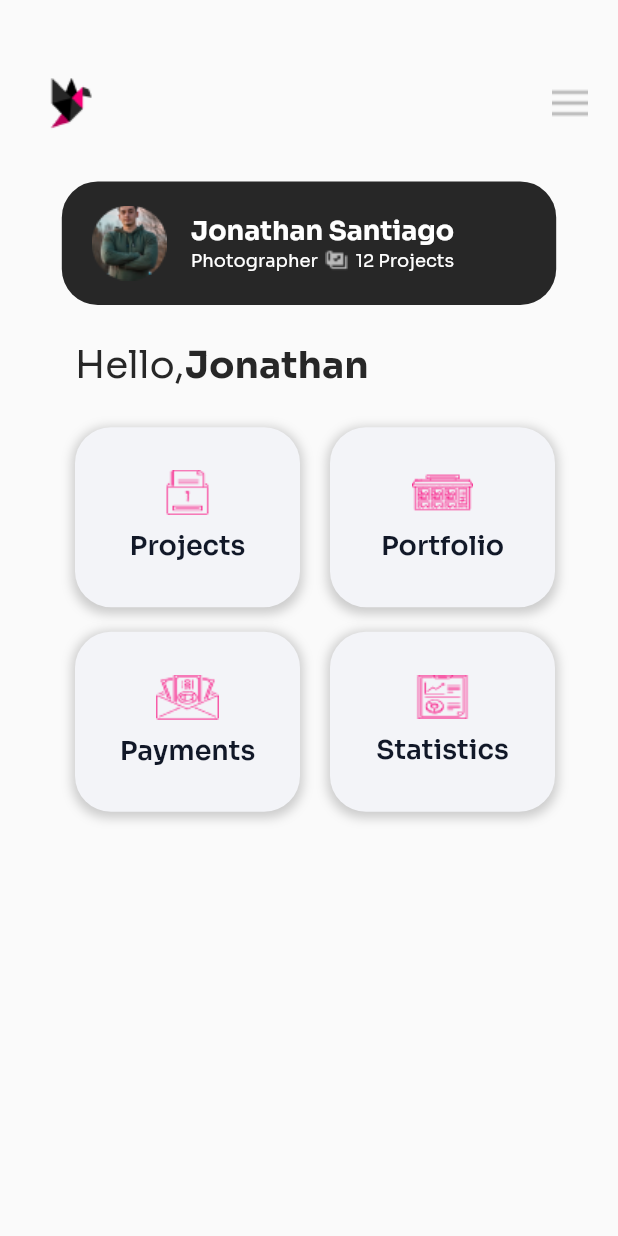
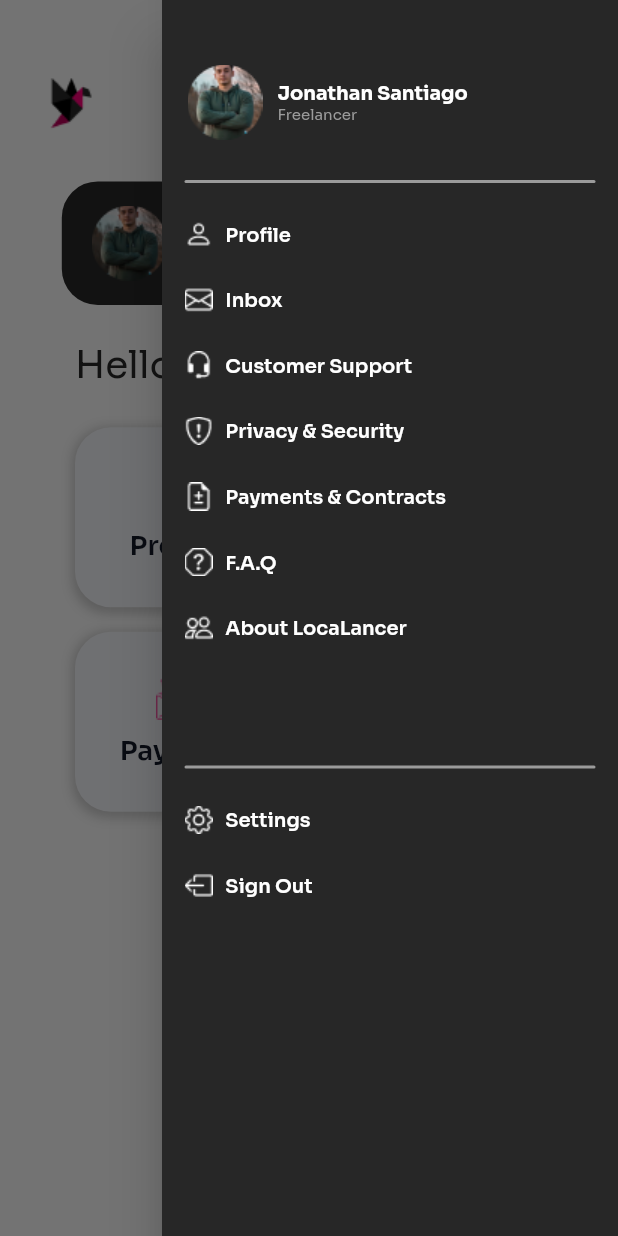
Before and after one commit to Izkumberdu/localancer, a Flutter app: the screen it shows after launch, with the side drawer open (before the commit the screen has no drawer), on a phone screen of 412 x 824 dp. Run offline on Flutter 3.47's test engine with Material 2 defaults, Android fonts, the phone set to English and light mode, and no system bars; our stand-ins replace dotted_border, google_fonts.

Commit message:
added sidebar

```diff
--- a/lib/Screens/Freelancer/FLhomescreen.dart
+++ b/lib/Screens/Freelancer/FLhomescreen.dart
@@ -3,6 +3,7 @@
 import 'package:flutter/material.dart';
 import 'package:localancer/app_styles.dart';
 import 'package:localancer/models/freelancerUsers.dart';
+import 'package:localancer/sidebar.dart';
 import 'package:localancer/size_config.dart';
 
 class FLhomescreen extends StatefulWidget {
@@ -13,6 +14,7 @@ class FLhomescreen extends StatefulWidget {
 }
 
 class _FLhomescreenState extends State<FLhomescreen> {
+  final GlobalKey<ScaffoldState> _scaffoldKey = GlobalKey<ScaffoldState>();
   FreelancerUser jonathan = FreelancerUser.Freelancers[0];
 
   @override
@@ -20,6 +22,8 @@ class _FLhomescreenState extends State<FLhomescreen> {
     SizeConfig sizeConfig = SizeConfig();
     sizeConfig.init(context);
     return Scaffold(
+      key: _scaffoldKey,
+      endDrawer: Sidebar(),
       body: Padding(
         padding: EdgeInsets.symmetric(horizontal: 20),
         child: SingleChildScrollView(
@@ -37,9 +41,16 @@ class _FLhomescreenState extends State<FLhomescreen> {
                       image: AssetImage('assets/small-logo-heading.png'),
                     ),
                   ),
-                  Container(
-                    child: Image(image: AssetImage('assets/setting.png')),
-                  ),
+                  GestureDetector(
+                    onTap: () {
+                      _scaffoldKey.currentState?.openEndDrawer();
+                    },
+                    child: Container(
+                      child: Image(
+                        image: AssetImage('assets/setting.png'),
+                      ),
+                    ),
+                  )
                 ],
               ),
               SizedBox(
--- a/lib/app_styles.dart
+++ b/lib/app_styles.dart
@@ -10,6 +10,7 @@ const Color kDarkBlue = Color(0xFF111828);
 const Color kGrey = Color(0xFF666666);
 const Color kDarkGrey = Color(0xFF8D8D8D);
 const Color kDarkerGrey = Color(0xFF454545);
+const Color kAsh = Color(0xFF9B9B9B);
 const Color kLightBlack = Color(0xFF272727);
 const Color kGreen = Color(0xFF36C07E);
 
--- a/lib/main.dart
+++ b/lib/main.dart
@@ -27,7 +27,7 @@ class _MyWidgetState extends State<LocalancerApp> {
 
   @override
   Widget build(BuildContext context) {
-    return const MaterialApp(
+    return MaterialApp(
       home: Scaffold(backgroundColor: Color(0xFFFCFCFC), body: FLhomescreen()),
     );
   }
--- a/lib/models/freelancerUsers.dart
+++ b/lib/models/freelancerUsers.dart
@@ -4,6 +4,7 @@ class FreelancerUser {
   String fullAddress;
   String profession;
   String professionType;
+  String type;
   String firstName;
   String lastName;
   String fullName;
@@ -16,6 +17,7 @@ class FreelancerUser {
   FreelancerUser({
     this.region = '',
     this.city = '',
+    this.type = '',
     this.fullAddress = '',
     this.profession = '',
     this.professionType = '',
@@ -36,6 +38,7 @@ class FreelancerUser {
       professionType: 'Wedding Photographer',
       city: 'Cebu City',
       fullAddress: 'Cebu City, Basak San Nicolas',
+      type: 'Freelancer',
       firstName: 'Jonathan',
       lastName: 'Santiago',
       fullName: 'Jonathan Santiago',
--- /dev/null
+++ b/lib/sidebar.dart
@@ -0,0 +1,232 @@
+import 'package:flutter/material.dart';
+import 'package:localancer/app_styles.dart';
+import 'package:localancer/models/freelancerUsers.dart';
+import 'package:localancer/size_config.dart';
+
+class Sidebar extends StatefulWidget {
+  const Sidebar({super.key});
+
+  @override
+  State<Sidebar> createState() => _SidebarState();
+}
+
+class _SidebarState extends State<Sidebar> {
+  FreelancerUser jonathan = FreelancerUser.Freelancers[0];
+  @override
+  Widget build(BuildContext context) {
+    SizeConfig sizeConfig = SizeConfig();
+    sizeConfig.init(context);
+    return Drawer(
+      child: Container(
+        decoration: BoxDecoration(
+          color: kLightBlack,
+        ),
+        child: Padding(
+          padding: EdgeInsets.symmetric(
+              horizontal: 15, vertical: SizeConfig.blockSizeVertical! * 5),
+          child: Column(
+            children: [
+              Row(
+                children: [
+                  const SizedBox(
+                    height: 40,
+                  ),
+                  Container(
+                    height: 54,
+                    width: 54,
+                    decoration: BoxDecoration(
+                        borderRadius: BorderRadius.circular(12),
+                        image: DecorationImage(
+                            image: AssetImage(jonathan.profilePicture))),
+                  ),
+                  const SizedBox(
+                    width: 8,
+                  ),
+                  Column(
+                    crossAxisAlignment: CrossAxisAlignment.start,
+                    children: [
+                      Text(
+                        jonathan.fullName,
+                        style: SoraBold.copyWith(
+                            fontSize: 13, color: Colors.white),
+                      ),
+                      Text(
+                        jonathan.type,
+                        style: SoraRegular.copyWith(fontSize: 10, color: kAsh),
+                      ),
+                    ],
+                  )
+                ],
+              ),
+              SizedBox(
+                height: SizeConfig.blockSizeVertical! * 3,
+              ),
+              Container(
+                height: 2,
+                width: SizeConfig.blockSizeHorizontal! * 80,
+                decoration: BoxDecoration(
+                    borderRadius: BorderRadius.circular(10), color: kAsh),
+              ),
+              SizedBox(
+                height: SizeConfig.blockSizeVertical! * 3,
+              ),
+              Row(
+                children: [
+                  Image(image: AssetImage('assets/profile.png')),
+                  SizedBox(
+                    width: SizeConfig.blockSizeHorizontal! * 2,
+                  ),
+                  Text(
+                    'Profile',
+                    style: SoraSemiBold.copyWith(
+                        fontSize: 13, color: Colors.white),
+                  )
+                ],
+              ),
+              SizedBox(
+                height: SizeConfig.blockSizeVertical! * 3,
+              ),
+              Row(
+                children: [
+                  Image(image: AssetImage('assets/inbox.png')),
+                  SizedBox(
+                    width: SizeConfig.blockSizeHorizontal! * 2,
+                  ),
+                  Text(
+                    'Inbox',
+                    style: SoraSemiBold.copyWith(
+                        fontSize: 13, color: Colors.white),
+                  )
+                ],
+              ),
+              SizedBox(
+                height: SizeConfig.blockSizeVertical! * 3,
+              ),
+              Row(
+                children: [
+                  Image(image: AssetImage('assets/customer-support.png')),
+                  SizedBox(
+                    width: SizeConfig.blockSizeHorizontal! * 2,
+                  ),
+                  Text(
+                    'Customer Support',
+                    style: SoraSemiBold.copyWith(
+                        fontSize: 13, color: Colors.white),
+                  )
+                ],
+              ),
+              SizedBox(
+                height: SizeConfig.blockSizeVertical! * 3,
+              ),
+              Row(
+                children: [
+                  Image(image: AssetImage('assets/privace.png')),
+                  SizedBox(
+                    width: SizeConfig.blockSizeHorizontal! * 2,
+                  ),
+                  Text(
+                    'Privacy & Security',
+                    style: SoraSemiBold.copyWith(
+                        fontSize: 13, color: Colors.white),
+                  )
+                ],
+              ),
+              SizedBox(
+                height: SizeConfig.blockSizeVertical! * 3,
+              ),
+              Row(
+                children: [
+                  Image(image: AssetImage('assets/payments-contracts.png')),
+                  SizedBox(
+                    width: SizeConfig.blockSizeHorizontal! * 2,
+                  ),
+                  Text(
+                    'Payments & Contracts',
+                    style: SoraSemiBold.copyWith(
+                        fontSize: 13, color: Colors.white),
+                  )
+                ],
+              ),
+              SizedBox(
+                height: SizeConfig.blockSizeVertical! * 3,
+              ),
+              Row(
+                children: [
+                  Image(image: AssetImage('assets/FAQ.png')),
+                  SizedBox(
+                    width: SizeConfig.blockSizeHorizontal! * 2,
+                  ),
+                  Text(
+                    'F.A.Q',
+                    style: SoraSemiBold.copyWith(
+                        fontSize: 13, color: Colors.white),
+                  )
+                ],
+              ),
+              SizedBox(
+                height: SizeConfig.blockSizeVertical! * 3,
+              ),
+              Row(
+                children: [
+                  Image(image: AssetImage('assets/about.png')),
+                  SizedBox(
+                    width: SizeConfig.blockSizeHorizontal! * 2,
+                  ),
+                  Text(
+                    'About LocaLancer',
+                    style: SoraSemiBold.copyWith(
+                        fontSize: 13, color: Colors.white),
+                  )
+                ],
+              ),
+              SizedBox(
+                height: SizeConfig.blockSizeVertical! * 10,
+              ),
+              Container(
+                height: 2,
+                width: SizeConfig.blockSizeHorizontal! * 80,
+                decoration: BoxDecoration(
+                    borderRadius: BorderRadius.circular(10), color: kAsh),
+              ),
+              SizedBox(
+                height: SizeConfig.blockSizeVertical! * 3,
+              ),
+              Row(
+                children: [
+                  Image(image: AssetImage('assets/settings.png')),
+                  SizedBox(
+                    width: SizeConfig.blockSizeHorizontal! * 2,
+                  ),
+                  Text(
+                    'Settings',
+                    style: SoraSemiBold.copyWith(
+                        fontSize: 13, color: Colors.white),
+                  )
+                ],
+              ),
+              SizedBox(
+                height: SizeConfig.blockSizeVertical! * 3,
+              ),
+              Row(
+                children: [
+                  Image(image: AssetImage('assets/sign-out.png')),
+                  SizedBox(
+                    width: SizeConfig.blockSizeHorizontal! * 2,
+                  ),
+                  Text(
+                    'Sign Out',
+                    style: SoraSemiBold.copyWith(
+                        fontSize: 13, color: Colors.white),
+                  )
+                ],
+              ),
+              SizedBox(
+                height: SizeConfig.blockSizeVertical! * 3,
+              ),
+            ],
+          ),
+        ),
+      ),
+    );
+  }
+}
```
Also changed, not shown: assets/FAQ.png (added), assets/about.png (added), assets/customer-support.png (added), assets/inbox.png (added), assets/payments-contracts.png (added), assets/privace.png (added), assets/profile.png (added), assets/settings.png (added), assets/sign-out.png (added).
